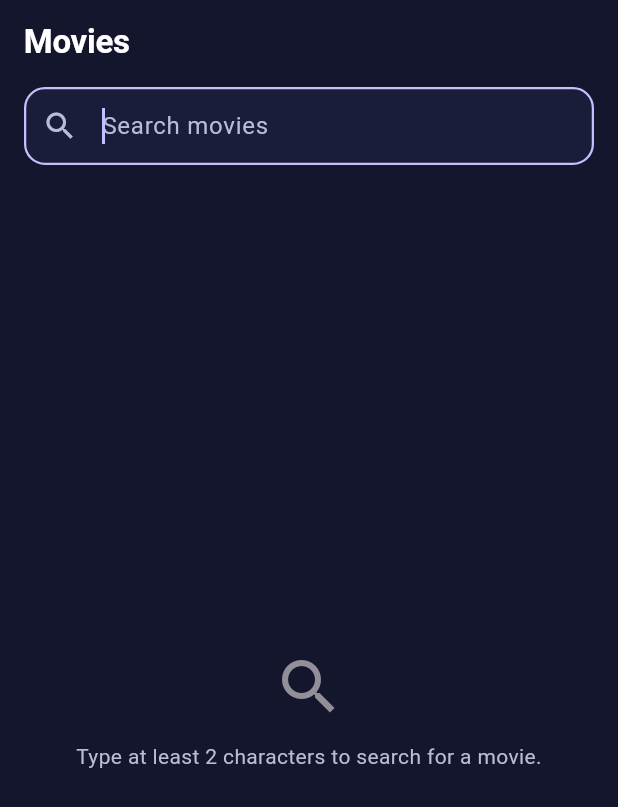
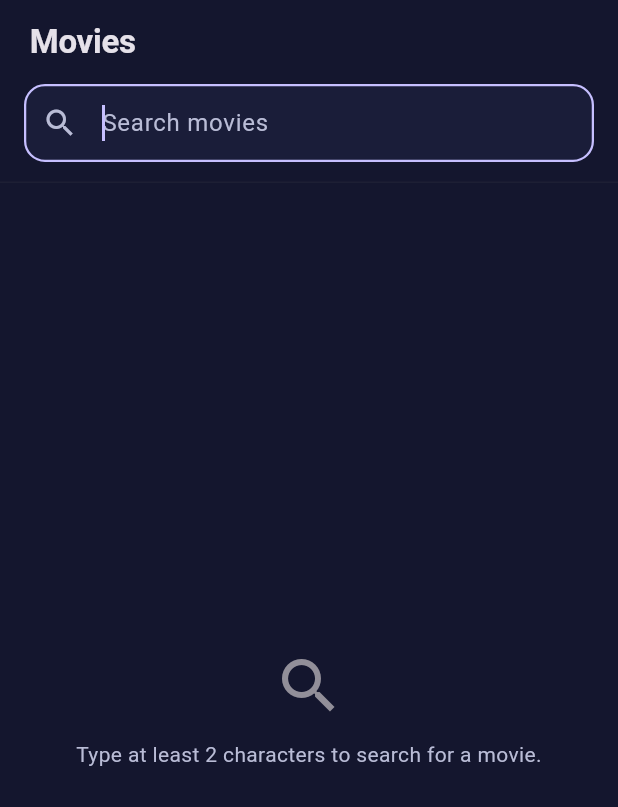
Before and after one commit to ascentman/privat-test, a Flutter app: the screen it shows after launch, on a phone screen of 412 x 824 dp. Shown: the top 807 px of the screen. Run offline on Flutter 3.47's test engine with Material 3 defaults, Android fonts, the phone set to English and light mode, and no system bars; our stand-ins replace bloc_concurrency, cached_network_image, dio, flutter_bloc, flutter_dotenv, freezed_annotation and 5 more; accounts and stored records are empty; generated files the repository leaves out were written again.

Commit message:
fix: actually blur the nav bar, and move the year into the chips
The frosted bar was an AppBar with a blurred flexibleSpace. With a bottom
widget attached that only frosts part of the strip, so the rows sliding under
it stayed sharp and readable — the effect looked like a tint, not glass.

Replaced with an explicit header layer in a Stack, where the filter wraps the
whole header and what it covers is exactly what it blurs. Verified on device:
a row passing under the bar is cut cleanly at its edge with no text showing
through.

The release year moves from under the title into the pill row beside the
rating, with a test asserting it appears exactly once — it used to be in both
places.

Also drops a force-unwrap of appBarTheme.titleTextStyle that threw under a
bare MaterialApp; the router tests caught it.

Co-Authored-By: Claude Opus 5 <noreply@anthropic.com>

```diff
--- a/lib/features/movies/presentation/pages/movie_details_page.dart
+++ b/lib/features/movies/presentation/pages/movie_details_page.dart
@@ -166,7 +166,6 @@ class _PosterHeader extends StatelessWidget {
     // TMDB posters are 2:3. Capped so the title still lands above the fold on
     // a tall phone.
     final height = math.min(size.width * 1.5, size.height * 0.72);
-    final year = _releaseYear(movie.releaseDate);
 
     return SizedBox(
       width: size.width,
@@ -222,16 +221,6 @@ class _PosterHeader extends StatelessWidget {
                     letterSpacing: -0.8,
                   ),
                 ),
-                if (year != null) ...[
-                  const SizedBox(height: 6),
-                  Text(
-                    year,
-                    textAlign: TextAlign.center,
-                    style: theme.textTheme.titleMedium?.copyWith(
-                      color: Colors.white.withValues(alpha: 0.75),
-                    ),
-                  ),
-                ],
               ],
             ),
           ),
@@ -241,10 +230,9 @@ class _PosterHeader extends StatelessWidget {
   }
 }
 
-/// The pill row under the poster. Only the rating for now: the year already
-/// sits under the title, and genres — which the reference design shows here —
-/// come from the details endpoint, which neither the model nor the cache
-/// carries yet.
+/// The pill row under the poster: release year and rating. Genres — which the
+/// reference design also shows here — come from the details endpoint, which
+/// neither the model nor the cache carries yet.
 class _MetaChips extends StatelessWidget {
   const _MetaChips({required this.movie});
 
@@ -252,11 +240,13 @@ class _MetaChips extends StatelessWidget {
 
   @override
   Widget build(BuildContext context) {
+    final year = _releaseYear(movie.releaseDate);
     return Wrap(
       alignment: WrapAlignment.center,
       spacing: 10,
       runSpacing: 10,
       children: [
+        if (year != null) _Chip(child: Text(year)),
         _Chip(
           child: Row(
             mainAxisSize: MainAxisSize.min,
--- a/lib/features/movies/presentation/pages/movie_search_page.dart
+++ b/lib/features/movies/presentation/pages/movie_search_page.dart
@@ -6,7 +6,7 @@ import '../../../../core/router/app_routes.dart';
 import '../../domain/entities/movie.dart';
 import '../../domain/usecases/search_movies.dart';
 import '../bloc/movie_search/movie_search_bloc.dart';
-import '../widgets/glass_app_bar.dart';
+import '../widgets/glass_header.dart';
 import '../widgets/message_view.dart';
 import '../widgets/movie_list_tile.dart';
 
@@ -23,8 +23,6 @@ class MovieSearchPage extends StatefulWidget {
 class _MovieSearchPageState extends State<MovieSearchPage> {
   final TextEditingController _controller = TextEditingController();
 
-  static const double _fieldHeight = 68;
-
   @override
   void dispose() {
     _controller.dispose();
@@ -37,13 +35,9 @@ class _MovieSearchPageState extends State<MovieSearchPage> {
 
   @override
   Widget build(BuildContext context) {
-    final appBar = GlassAppBar(
-      title: const Text('Movies'),
-      bottom: PreferredSize(
-        preferredSize: const Size.fromHeight(_fieldHeight),
-        child: Padding(
-          padding: const EdgeInsets.fromLTRB(16, 0, 16, 14),
-          child: TextField(
+    final topInset = GlassHeader.insetOf(context);
+
+    final field = TextField(
       key: MovieSearchPage.searchFieldKey,
       controller: _controller,
       autofocus: true,
@@ -67,19 +61,13 @@ class _MovieSearchPageState extends State<MovieSearchPage> {
                 ),
         ),
       ),
-          ),
-        ),
-      ),
     );
 
-    // What the bar covers, and therefore what scrolling content has to clear
-    // before its first row is readable.
-    final topInset = MediaQuery.paddingOf(context).top + appBar.contentHeight;
-
     return Scaffold(
-      extendBodyBehindAppBar: true,
-      appBar: appBar,
-      body: BlocBuilder<MovieSearchBloc, MovieSearchState>(
+      body: Stack(
+        children: [
+          Positioned.fill(
+            child: BlocBuilder<MovieSearchBloc, MovieSearchState>(
               builder: (context, state) => switch (state) {
                 SearchInitial() => _Centred(
                   topInset: topInset,
@@ -118,7 +106,11 @@ class _MovieSearchPageState extends State<MovieSearchPage> {
                     ),
                   ),
                 ),
-          SearchLoaded(:final movies, :final fromCache, :final totalResults) =>
+                SearchLoaded(
+                  :final movies,
+                  :final fromCache,
+                  :final totalResults,
+                ) =>
                   _ResultList(
                     movies: movies,
                     fromCache: fromCache,
@@ -127,11 +119,20 @@ class _MovieSearchPageState extends State<MovieSearchPage> {
                   ),
               },
             ),
+          ),
+          Positioned(
+            top: 0,
+            left: 0,
+            right: 0,
+            child: GlassHeader(title: const Text('Movies'), field: field),
+          ),
+        ],
+      ),
     );
   }
 }
 
-/// Keeps a non-scrolling state clear of the app bar.
+/// Keeps a non-scrolling state clear of the header.
 class _Centred extends StatelessWidget {
   const _Centred({required this.topInset, required this.child});
 
--- a/lib/features/movies/presentation/widgets/glass_app_bar.dart
+++ /dev/null
@@ -1,50 +0,0 @@
-import 'dart:ui';
-
-import 'package:flutter/material.dart';
-
-/// A translucent app bar that blurs whatever scrolls beneath it.
-///
-/// The effect only exists if there is something behind the bar to blur, so
-/// every screen using this must set `extendBodyBehindAppBar: true` and leave
-/// its content free to pass underneath.
-class GlassAppBar extends StatelessWidget implements PreferredSizeWidget {
-  const GlassAppBar({this.title, this.bottom, super.key});
-
-  final Widget? title;
-  final PreferredSizeWidget? bottom;
-
-  /// How tall the bar is, status bar aside — what a screen must leave clear at
-  /// the top of its scrollable content.
-  double get contentHeight =>
-      kToolbarHeight + (bottom?.preferredSize.height ?? 0);
-
-  @override
-  Size get preferredSize => Size.fromHeight(contentHeight);
-
-  @override
-  Widget build(BuildContext context) {
-    final scheme = Theme.of(context).colorScheme;
-    return AppBar(
-      title: title,
-      bottom: bottom,
-      flexibleSpace: ClipRect(
-        child: BackdropFilter(
-          filter: ImageFilter.blur(sigmaX: 32, sigmaY: 32),
-          child: DecoratedBox(
-            decoration: BoxDecoration(
-              // Tinted heavily rather than clear: at a lighter alpha the rows
-              // sliding underneath stayed legible enough to compete with the
-              // title and the search field.
-              color: scheme.surface.withValues(alpha: 0.82),
-              border: Border(
-                bottom: BorderSide(
-                  color: scheme.outlineVariant.withValues(alpha: 0.2),
-                ),
-              ),
-            ),
-          ),
-        ),
-      ),
-    );
-  }
-}
--- /dev/null
+++ b/lib/features/movies/presentation/widgets/glass_header.dart
@@ -0,0 +1,75 @@
+import 'dart:ui';
+
+import 'package:flutter/material.dart';
+
+/// Frosted header laid over the page content.
+///
+/// Deliberately not an [AppBar] with a blurred `flexibleSpace`: with a `bottom`
+/// widget attached that arrangement only frosts part of the strip, leaving the
+/// rows underneath sharp and readable. Here the filter wraps the whole header,
+/// so what it covers is exactly what it blurs.
+class GlassHeader extends StatelessWidget {
+  const GlassHeader({required this.title, required this.field, super.key});
+
+  final Widget title;
+  final Widget field;
+
+  /// Height below the status bar: the title row plus the field row.
+  static const double contentHeight = 56 + 66;
+
+  /// What a scrollable underneath must leave clear at its top.
+  static double insetOf(BuildContext context) =>
+      MediaQuery.paddingOf(context).top + contentHeight;
+
+  @override
+  Widget build(BuildContext context) {
+    final scheme = Theme.of(context).colorScheme;
+    return ClipRect(
+      child: BackdropFilter(
+        filter: ImageFilter.blur(sigmaX: 40, sigmaY: 40),
+        child: DecoratedBox(
+          decoration: BoxDecoration(
+            color: scheme.surface.withValues(alpha: 0.68),
+            border: Border(
+              bottom: BorderSide(
+                color: scheme.outlineVariant.withValues(alpha: 0.18),
+              ),
+            ),
+          ),
+          child: SafeArea(
+            bottom: false,
+            child: SizedBox(
+              height: contentHeight,
+              child: Column(
+                crossAxisAlignment: CrossAxisAlignment.stretch,
+                children: [
+                  SizedBox(
+                    height: 56,
+                    child: Padding(
+                      padding: const EdgeInsets.symmetric(horizontal: 20),
+                      child: Align(
+                        alignment: Alignment.centerLeft,
+                        child: DefaultTextStyle.merge(
+                          // Nullable on purpose: a bare MaterialApp carries no
+                          // appBarTheme.titleTextStyle, and forcing it threw.
+                          style:
+                              Theme.of(context).appBarTheme.titleTextStyle ??
+                              Theme.of(context).textTheme.titleLarge,
+                          child: title,
+                        ),
+                      ),
+                    ),
+                  ),
+                  Padding(
+                    padding: const EdgeInsets.fromLTRB(16, 0, 16, 12),
+                    child: field,
+                  ),
+                ],
+              ),
+            ),
+          ),
+        ),
+      ),
+    );
+  }
+}
```
Also changed, not shown: 9 other files. Lines whose indentation alone changed are shown as unchanged.
